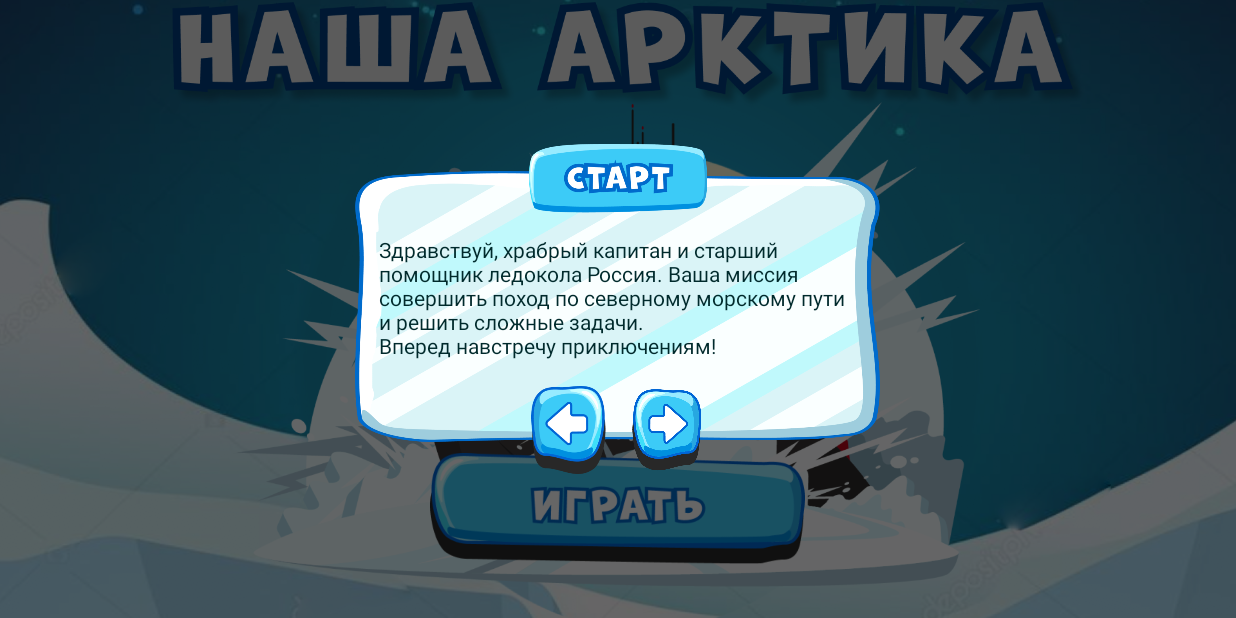
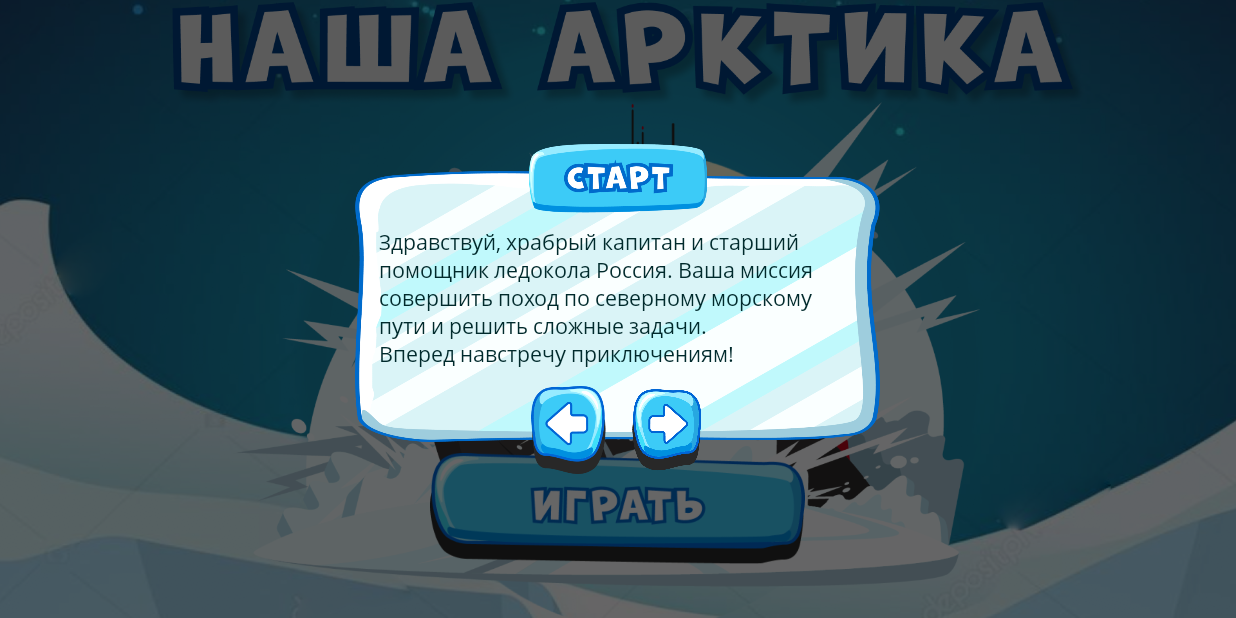
Before and after one commit to Nov1kov/tcifrovoi_proryv_2019, an Android app: the screen it shows after launch (StartActivity), after a tap on an icon or button, on a phone screen of 824 x 412 dp (held sideways). Run offline under Robolectric (Android 15) with nearby library versions, the light colour scheme and no system bars.

Commit message:
remove lottie add custom font

```diff
--- a/app/build.gradle
+++ b/app/build.gradle
@@ -26,7 +26,6 @@ dependencies {
     implementation "org.jetbrains.kotlin:kotlin-stdlib-jdk7:$kotlin_version"
     implementation 'androidx.appcompat:appcompat:1.0.0'
     implementation 'androidx.legacy:legacy-support-v4:1.0.0'
-    implementation 'com.airbnb.android:lottie:3.0.1'
     implementation 'com.github.bumptech.glide:glide:4.9.0'
     implementation 'com.google.android.material:material:1.0.0'
     implementation 'androidx.annotation:annotation:1.1.0'
--- a/app/src/main/assets/barrel.json
+++ /dev/null
@@ -1 +0,0 @@
-{"v":"5.5.2","fr":29.9700012207031,"ip":0,"op":900.000036657751,"w":1920,"h":1080,"nm":"Композиция 1","ddd":0,"assets":[{"id":"image_0","w":568,"h":440,"u":"images/","p":"img_0.png","e":0}],"layers":[{"ddd":0,"ind":1,"ty":2,"nm":"image 27.png","cl":"png","refId":"image_0","sr":1,"ks":{"o":{"a":0,"k":100,"ix":11},"r":{"a":1,"k":[{"i":{"x":[0.833],"y":[0.833]},"o":{"x":[0.167],"y":[0.167]},"t":0,"s":[0]},{"i":{"x":[0.833],"y":[0.833]},"o":{"x":[0.167],"y":[0.167]},"t":31,"s":[20]},{"i":{"x":[0.833],"y":[0.833]},"o":{"x":[0.167],"y":[0.167]},"t":61,"s":[-10]},{"i":{"x":[0.833],"y":[0.833]},"o":{"x":[0.167],"y":[0.167]},"t":91,"s":[8]},{"i":{"x":[0.833],"y":[0.833]},"o":{"x":[0.167],"y":[0.167]},"t":119,"s":[-9]},{"t":148.000006028164,"s":[21]}],"ix":10},"p":{"a":0,"k":[960,540,0],"ix":2},"a":{"a":0,"k":[284,220,0],"ix":1},"s":{"a":0,"k":[100,100,100],"ix":6}},"ao":0,"ip":0,"op":900.000036657751,"st":0,"bm":0}],"markers":[]}
--- /dev/null
+++ b/app/src/main/res/font/open_sans_family.xml
@@ -0,0 +1,13 @@
+<?xml version="1.0" encoding="utf-8"?>
+<font-family xmlns:android="http://schemas.android.com/apk/res/android"
+             xmlns:app="http://schemas.android.com/apk/res-auto">
+    <!-- regular -->
+    <font
+            android:font="@font/open_sans_regular"
+            android:fontStyle="normal"
+            android:fontWeight="400"
+
+            app:font="@font/open_sans_regular"
+            app:fontStyle="normal"
+            app:fontWeight="400" />
+</font-family>
--- a/app/src/main/res/layout/mission_1_hint_fragment.xml
+++ b/app/src/main/res/layout/mission_1_hint_fragment.xml
@@ -19,6 +19,7 @@
             android:id="@+id/text"
             android:textColor="@color/colorHintText"
             android:textSize="14dp"
+            app:fontFamily="@font/open_sans_family"
             android:paddingLeft="16dp"
             android:paddingRight="16dp"
             android:text="@string/mission_1_hint"
--- a/app/src/main/res/layout/mission_2_hint_fragment.xml
+++ b/app/src/main/res/layout/mission_2_hint_fragment.xml
@@ -19,6 +19,7 @@
             android:id="@+id/text"
             android:textColor="@color/colorHintText"
             android:textSize="14dp"
+            app:fontFamily="@font/open_sans_family"
             android:paddingLeft="16dp"
             android:paddingRight="16dp"
             android:text="@string/mission_2_hint"
--- a/app/src/main/res/layout/start_game_hint_fragment.xml
+++ b/app/src/main/res/layout/start_game_hint_fragment.xml
@@ -20,6 +20,7 @@
             android:id="@+id/text"
             android:textColor="@color/colorHintText"
             android:textSize="14dp"
+            app:fontFamily="@font/open_sans_family"
             android:paddingLeft="16dp"
             android:paddingRight="16dp"
             android:text="@string/start_game_hint"
```
Also changed, not shown: app/src/main/java/ru/nov1kov/arktika/ui/LevelOneActivity.kt (+0 -30 lines), app/src/main/java/ru/nov1kov/arktika/ui/LevelTwoActivity.kt (+0 -30 lines), app/src/main/assets/images/img_0.png (deleted), app/src/main/res/font/open_sans_regular.ttf (added).
